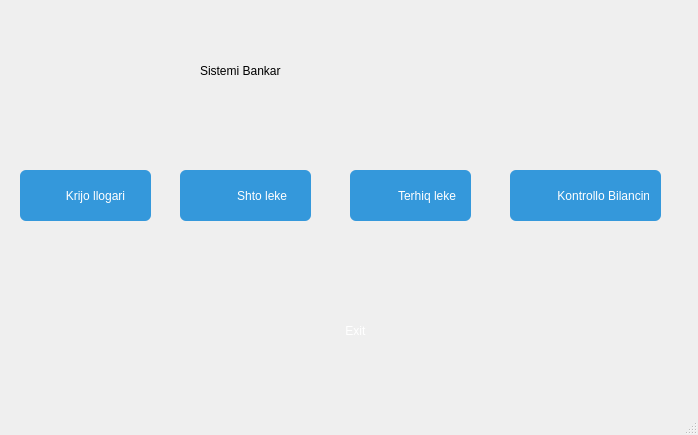
First picture: the form in mainwindow.ui, repository Ykykand1/BANKING_SYSTEM, before the edit.
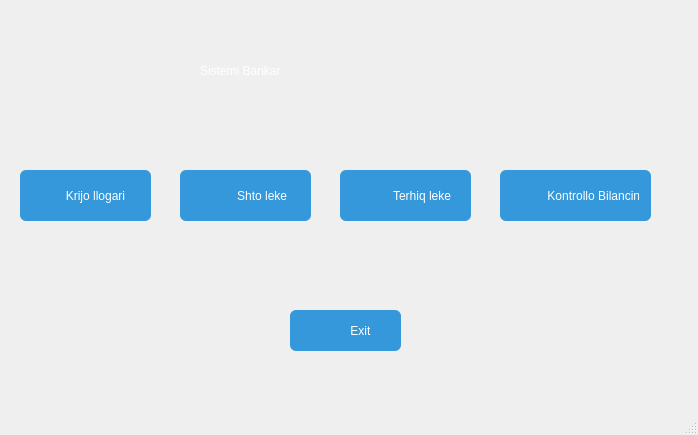
Second picture: the form after the edit. Icons and pictures are not drawn.

```diff
--- a/mainwindow.ui
+++ b/mainwindow.ui
@@ -17,7 +17,7 @@
    <enum>Qt::LayoutDirection::LeftToRight</enum>
   </property>
   <property name="autoFillBackground">
-   <bool>false</bool>
+   <bool>true</bool>
   </property>
   <property name="styleSheet">
    <string notr="true">background-image: url(:/foto2/pexels-njeromin-13965386.jpg);
@@ -48,7 +48,7 @@
      <string notr="true">
 font: italic 28pt &quot;Arial&quot;;
 background: transparent;
-color: black;
+color: white;
 </string>
     </property>
     <property name="text">
@@ -120,7 +120,7 @@
      <rect>
       <x>290</x>
       <y>310</y>
-      <width>101</width>
+      <width>111</width>
       <height>41</height>
      </rect>
     </property>
@@ -128,15 +128,17 @@
      <cursorShape>PointingHandCursor</cursorShape>
     </property>
     <property name="styleSheet">
-     <string notr="true">
-    color: white;               
+     <string notr="true">QPushButton {
+    background-color: #3498db;   /* Blue background */
+    color: white;                /* White text */
     border: none;
     border-radius: 6px;
     padding: 6px 12px;
+}
 
-
-
-</string>
+QPushButton:hover {
+    background-color: #2980b9;   /* Darker blue on hover */
+}</string>
     </property>
     <property name="text">
      <string>         Exit</string>
@@ -145,7 +147,7 @@
    <widget class="QPushButton" name="Check">
     <property name="geometry">
      <rect>
-      <x>510</x>
+      <x>500</x>
       <y>170</y>
       <width>151</width>
       <height>51</height>
@@ -175,9 +177,9 @@
    <widget class="QPushButton" name="pushButton">
     <property name="geometry">
      <rect>
-      <x>350</x>
+      <x>340</x>
       <y>170</y>
-      <width>121</width>
+      <width>131</width>
       <height>51</height>
      </rect>
     </property>
@@ -237,7 +239,7 @@
    <widget class="QLabel" name="label_4">
     <property name="geometry">
      <rect>
-      <x>520</x>
+      <x>510</x>
       <y>180</y>
       <width>31</width>
       <height>31</height>
```
Left out of the diff: 8 changed lines with no effect on the pictures.
